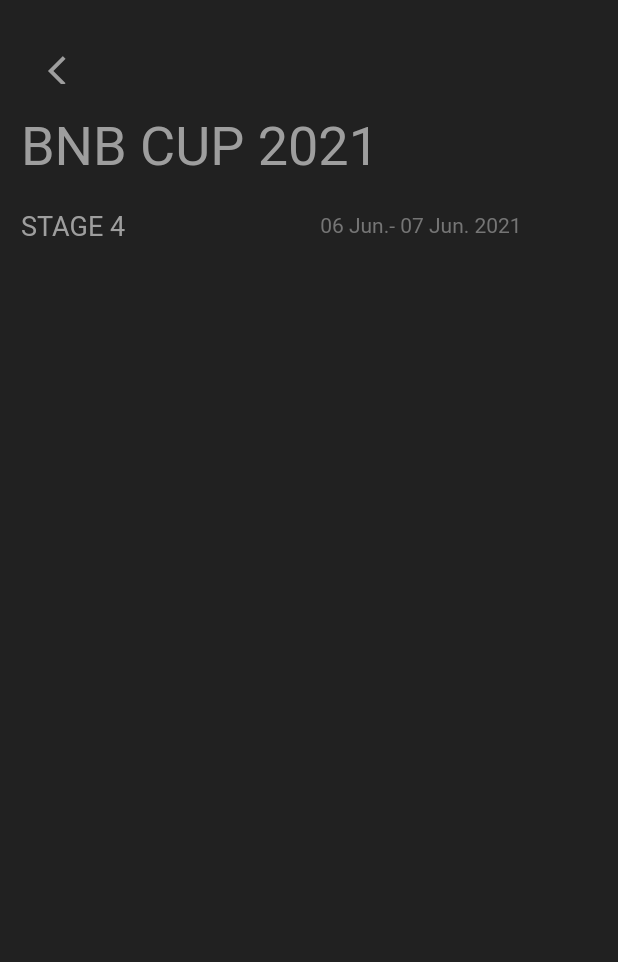
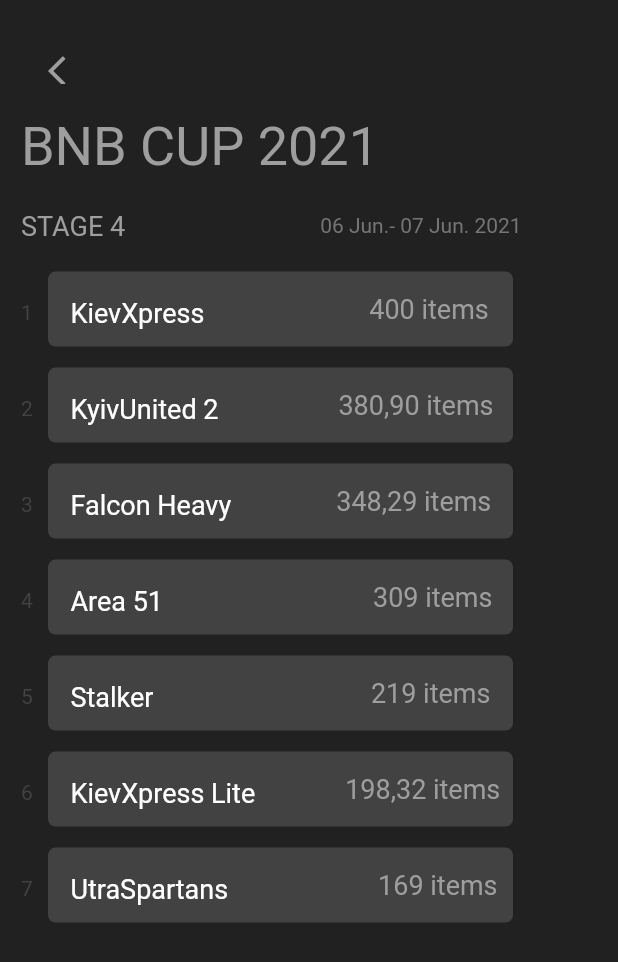
Before and after one commit to RayCepish/mobile_app, a Flutter app: the DetailsOfLegue screen opened directly, on a phone screen of 412 x 824 dp. Shown: the top 962 px of the screen. Run offline on Flutter 3.47's test engine with Material 2 defaults, Android fonts, the phone set to English and light mode, and no system bars; our stand-ins replace flutter_screenutil, location.

Commit message:
added changes

```diff
--- a/conreality_app/lib/leagues/cards_of_leageus.dart
+++ b/conreality_app/lib/leagues/cards_of_leageus.dart
@@ -1,7 +1,7 @@
 import 'package:flutter/material.dart';
 
 import '../home_screen.dart';
-import 'details_legues.dart';
+import 'detailsLeague/details_legues.dart';
 
 class CardsOfLeageus extends StatelessWidget {
   final String titleText;
--- /dev/null
+++ b/conreality_app/lib/leagues/detailsLeague/cards_with_details.dart
@@ -0,0 +1,94 @@
+import 'package:flutter/material.dart';
+
+class CardsWithDetails extends StatelessWidget {
+  final String number;
+  final String title;
+  final String items;
+  final double widht;
+  CardsWithDetails({
+    required this.items,
+    required this.number,
+    required this.title,
+    required this.widht
+  });
+  @override
+  Widget build(BuildContext context) {
+    return Padding(
+      padding: const EdgeInsets.only(left: 14),
+      child: Container(
+        width: 346,
+        height: 50,
+        child: Row(
+          children: [
+            Row(
+              children: [
+                Padding(
+                  padding: const EdgeInsets.only(top: 5, right: 10),
+                  child: Container(
+                    width: 8,
+                    height: 16,
+                    child: Text(
+                      number,
+                      style: TextStyle(
+                        color: Colors.grey[800],
+                        fontSize: 14,
+                      ),
+                    ),
+                  ),
+                ),
+              ],
+            ),
+            Container(
+              decoration: BoxDecoration(
+                color: Colors.grey[800],
+                borderRadius: BorderRadius.all(
+                  Radius.circular(5.0),
+                ),
+              ),
+              width: 310,
+              height: 50,
+              child: Row(
+                crossAxisAlignment: CrossAxisAlignment.center,
+                children: [
+                  Padding(
+                    padding: const EdgeInsets.only(top: 5, left: 15),
+                    child: Container(
+                      child: Text(
+                        title,
+                        style: TextStyle(
+                          color: Colors.white,
+                          fontSize: 18,
+                        ),
+                      ),
+                    ),
+                  ),
+                  SizedBox(
+                    width: widht,
+                  ),
+                  Container(
+                    child: Text(
+                      items,
+                      style: TextStyle(
+                        color: Colors.grey,
+                        fontSize: 18,
+                      ),
+                    ),
+                  ),
+                  Container(
+                    child: Text(
+                      " items",
+                      style: TextStyle(
+                        color: Colors.grey,
+                        fontSize: 18,
+                      ),
+                    ),
+                  ),
+                ],
+              ),
+            )
+          ],
+        ),
+      ),
+    );
+  }
+}
--- /dev/null
+++ b/conreality_app/lib/leagues/detailsLeague/details_legues.dart
@@ -0,0 +1,143 @@
+import 'dart:ui';
+
+import 'package:flutter/material.dart';
+
+import 'cards_with_details.dart';
+
+class DetailsOfLegue extends StatefulWidget {
+  DetailsOfLegue({Key? key}) : super(key: key);
+
+  @override
+  _DetailsOfLegueState createState() => _DetailsOfLegueState();
+}
+
+class _DetailsOfLegueState extends State<DetailsOfLegue> {
+  @override
+  Widget build(BuildContext context) {
+    return Scaffold(
+      appBar: AppBar(
+        leading: Padding(
+          padding: const EdgeInsets.only(left: 24, top: 27),
+          child: IconButton(
+            icon: Icon(Icons.arrow_back_ios, color: Colors.grey),
+            onPressed: () => Navigator.of(context).pop(),
+          ),
+        ),
+        backgroundColor: Colors.transparent,
+        elevation: 0,
+      ),
+      backgroundColor: Colors.grey[900],
+      body: Stack(
+        children: [
+          Column(
+            crossAxisAlignment: CrossAxisAlignment.start,
+            children: [
+              Padding(
+                padding: const EdgeInsets.only(
+                  left: 14,
+                  top: 21,
+                ),
+                child: Container(
+                  height: 43,
+                  width: 243,
+                  child: Text(
+                    "BNB CUP 2021",
+                    style: TextStyle(color: Colors.grey, fontSize: 36),
+                  ),
+                ),
+              ),
+              SizedBox(
+                height: 20,
+              ),
+              Row(
+                children: [
+                  Padding(
+                    padding: const EdgeInsets.only(left: 14),
+                    child: Container(
+                      child: Text(
+                        "STAGE 4",
+                        style: TextStyle(color: Colors.grey, fontSize: 18),
+                      ),
+                    ),
+                  ),
+                  SizedBox(
+                    width: 130,
+                  ),
+                  Container(
+                    child: Text(
+                      "06 Jun.- 07 Jun. 2021",
+                      style: TextStyle(color: Colors.grey[600], fontSize: 14),
+                    ),
+                  )
+                ],
+              ),
+              SizedBox(
+                height: 20,
+              ),
+              CardsWithDetails(
+                number: "1",
+                title: "KievXpress",
+                items: "400",
+                widht: 110,
+              ),
+              SizedBox(
+                height: 14,
+              ),
+              CardsWithDetails(
+                number: "2",
+                title: "KyivUnited 2",
+                items: "380,90",
+                widht: 80,
+              ),
+              SizedBox(
+                height: 14,
+              ),
+              CardsWithDetails(
+                number: "3",
+                title: "Falcon Heavy",
+                items: "348,29",
+                widht: 70,
+              ),
+              SizedBox(
+                height: 14,
+              ),
+              CardsWithDetails(
+                number: "4",
+                title: "Area 51",
+                items: "309",
+                widht: 140,
+              ),
+              SizedBox(
+                height: 14,
+              ),
+              CardsWithDetails(
+                number: "5",
+                title: "Stalker",
+                items: "219",
+                widht: 145,
+              ),
+              SizedBox(
+                height: 14,
+              ),
+              CardsWithDetails(
+                number: "6",
+                title: "KievXpress Lite",
+                items: "198,32",
+                widht: 60,
+              ),
+              SizedBox(
+                height: 14,
+              ),
+              CardsWithDetails(
+                number: "7",
+                title: "UtraSpartans",
+                items: "169",
+                widht: 100,
+              ),
+            ],
+          ),
+        ],
+      ),
+    );
+  }
+}
--- a/conreality_app/lib/leagues/details_legues.dart
+++ /dev/null
@@ -1,73 +0,0 @@
-import 'package:flutter/material.dart';
-
-class DetailsOfLegue extends StatefulWidget {
-  DetailsOfLegue({Key? key}) : super(key: key);
-
-  @override
-  _DetailsOfLegueState createState() => _DetailsOfLegueState();
-}
-
-class _DetailsOfLegueState extends State<DetailsOfLegue> {
-  @override
-  Widget build(BuildContext context) {
-    return Scaffold(
-      appBar: AppBar(
-        leading: Padding(
-          padding: const EdgeInsets.only(left: 24, top: 27),
-          child: IconButton(
-            icon: Icon(Icons.arrow_back_ios, color: Colors.grey),
-            onPressed: () => Navigator.of(context).pop(),
-          ),
-        ),
-        backgroundColor: Colors.transparent,
-        elevation: 0,
-      ),
-      backgroundColor: Colors.grey[900],
-      body: Column(
-        crossAxisAlignment: CrossAxisAlignment.start,
-        children: [
-          Padding(
-            padding: const EdgeInsets.only(
-              left: 14,
-              top: 21,
-            ),
-            child: Container(
-              height: 43,
-              width: 243,
-              child: Text(
-                "BNB CUP 2021",
-                style: TextStyle(color: Colors.grey, fontSize: 36),
-              ),
-            ),
-          ),
-          SizedBox(
-            height: 20,
-          ),
-          Row(
-            children: [
-              Padding(
-                padding: const EdgeInsets.only(left: 14),
-                child: Container(
-                  child: Text(
-                    "STAGE 4",
-                    style: TextStyle(color: Colors.grey, fontSize: 18),
-                  ),
-                ),
-              ),
-              SizedBox(
-                width: 130,
-              ),
-              Container(
-                child: Text(
-                  "06 Jun.- 07 Jun. 2021",
-                  style: TextStyle(color: Colors.grey[600], fontSize: 14),
-                ),
-              )
-            ],
-          ),
-
-        ],
-      ),
-    );
-  }
-}
```
